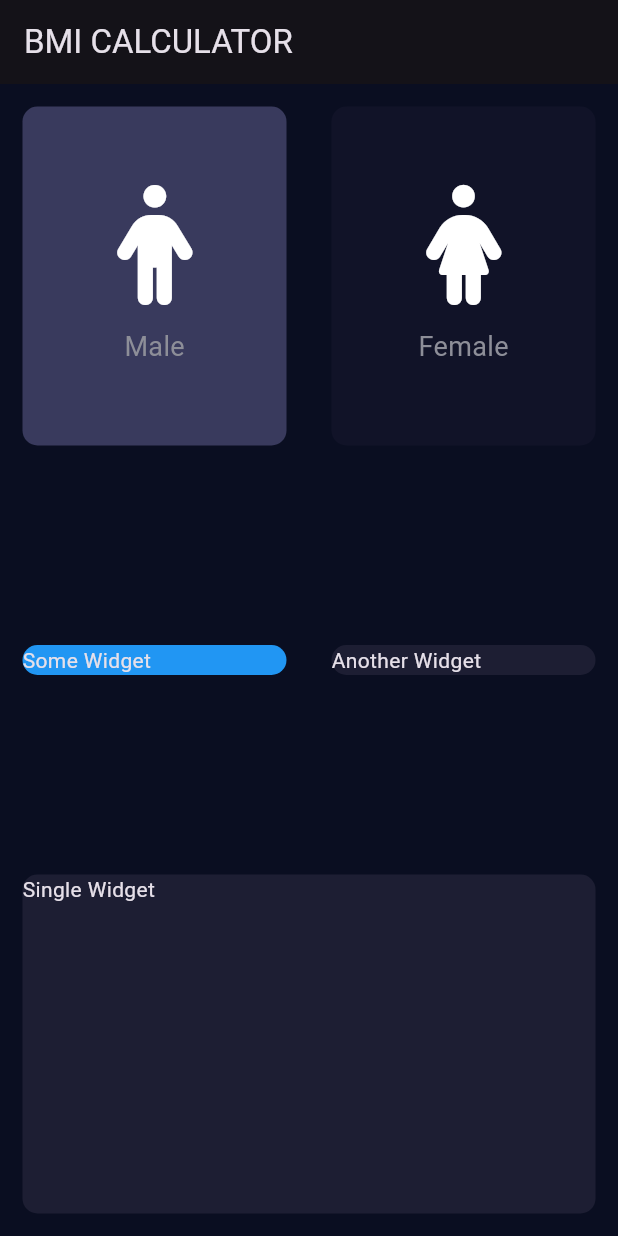
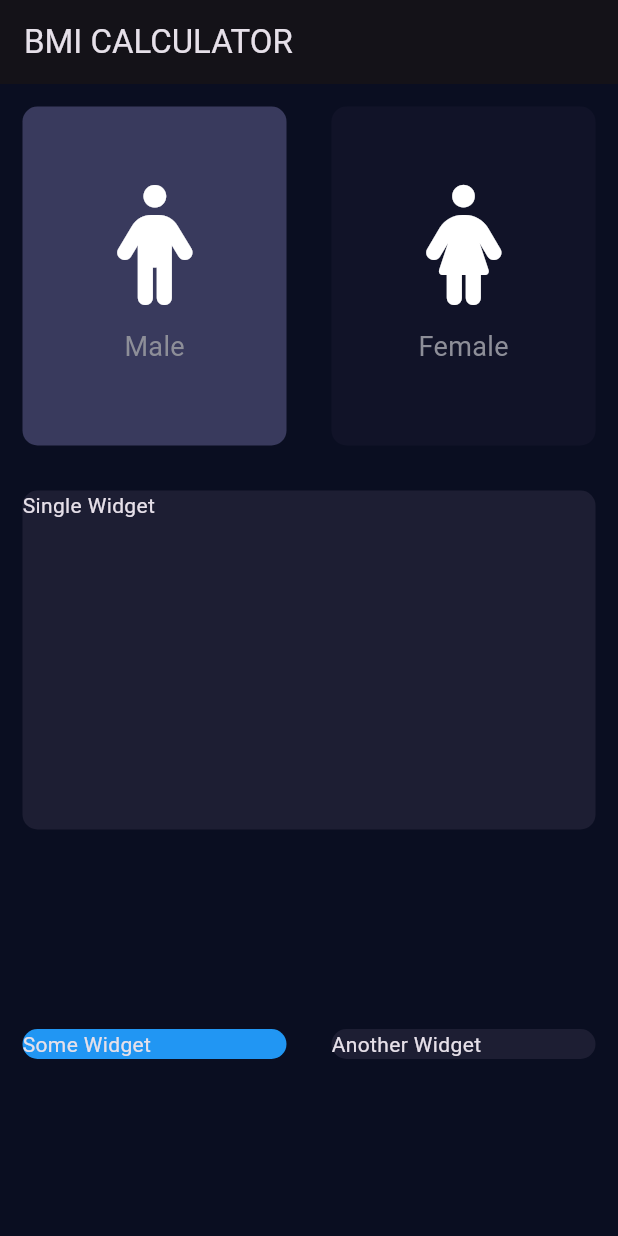
Before and after one commit to Mr-Zainulabadin/bmi, a Flutter app: the screen it shows after launch, on a phone screen of 412 x 824 dp. Run offline on Flutter 3.47's test engine with Material 3 defaults, Android fonts, the phone set to English and light mode, and no system bars; our stand-ins replace font_awesome_flutter.

Commit message:
terniray operaters

```diff
--- a/lib/input_page.dart
+++ b/lib/input_page.dart
@@ -69,6 +69,12 @@ class _InputPageState extends State<InputPage> {
             ),
           ),
           Expanded(
+            child: ContainerRepeated(
+              colors: Color(0xFF1D1E33),
+              cardWidget: Text('Single Widget'), onPressed: () {  },
+            ),
+          ),
+          Expanded(
             child: Row(
               children: <Widget>[
                 Expanded(
@@ -86,12 +92,7 @@ class _InputPageState extends State<InputPage> {
               ],
             ),
           ),
-          Expanded(
-            child: ContainerRepeated(
-              colors: Color(0xFF1D1E33),
-              cardWidget: Text('Single Widget'), onPressed: () {  },
-            ),
-          ),
+
         ],
       ),
     );
```
